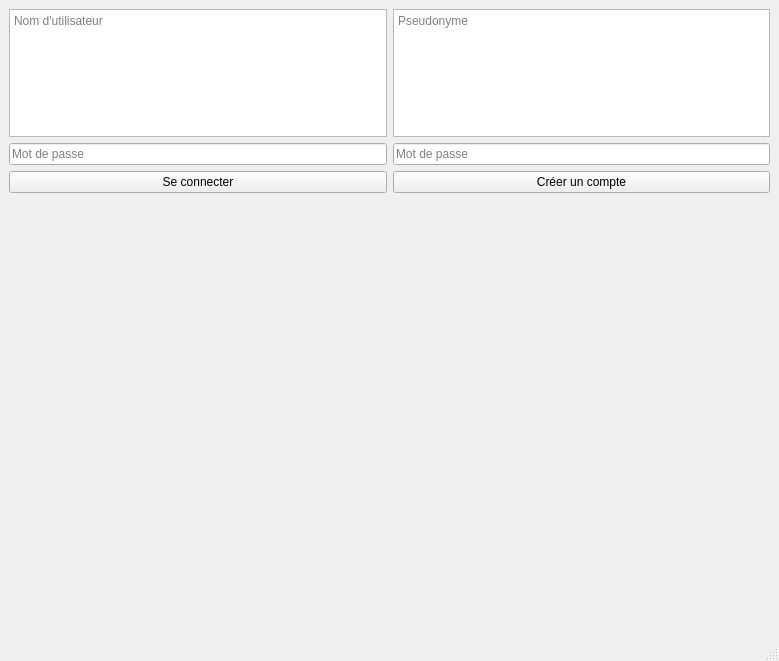
The window that untitled.ui (hug0be/pyhon_app) describes before a commit, drawn with Qt 5.
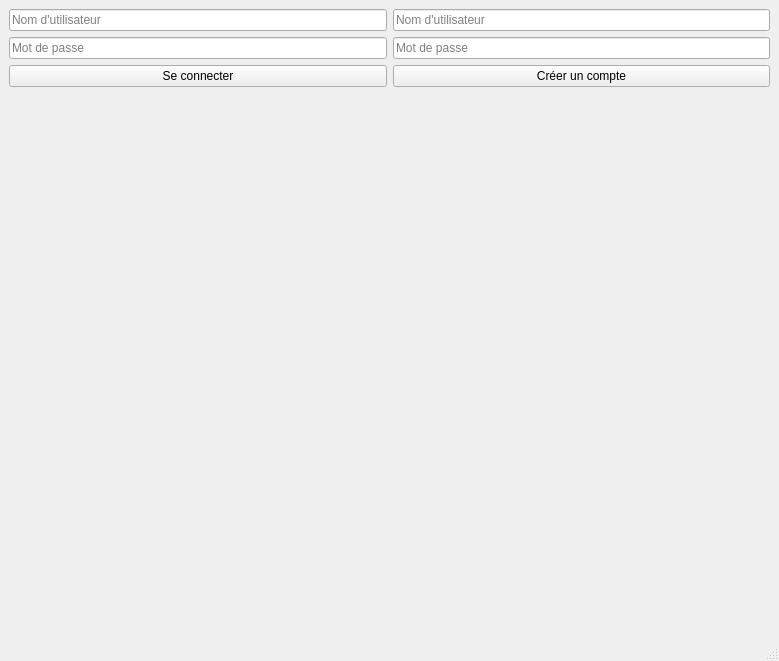
The same window after the commit.

Commit message: [FEATURE] Messages d'erreur quand on se connecte ou qu'on créer un compte

```diff
--- a/untitled.ui
+++ b/untitled.ui
@@ -18,7 +18,10 @@
     <item>
      <layout class="QVBoxLayout" name="verticalLayout">
       <item>
-       <widget class="QTextEdit" name="connectUsername">
+       <widget class="QLineEdit" name="connectUsername">
+        <property name="echoMode">
+         <enum>QLineEdit::Normal</enum>
+        </property>
         <property name="placeholderText">
          <string>Nom d'utilisateur</string>
         </property>
@@ -41,6 +44,13 @@
         </property>
        </widget>
       </item>
+      <item>
+       <widget class="QLabel" name="connectErrorsLabel">
+        <property name="text">
+         <string/>
+        </property>
+       </widget>
+      </item>
       <item>
        <spacer name="verticalSpacer_2">
         <property name="orientation">
@@ -59,9 +69,12 @@
     <item>
      <layout class="QVBoxLayout" name="verticalLayout_2">
       <item>
-       <widget class="QTextEdit" name="accountUsername">
+       <widget class="QLineEdit" name="accountUsername">
+        <property name="echoMode">
+         <enum>QLineEdit::Normal</enum>
+        </property>
         <property name="placeholderText">
-         <string>Pseudonyme</string>
+         <string>Nom d'utilisateur</string>
         </property>
        </widget>
       </item>
@@ -82,6 +95,13 @@
         </property>
        </widget>
       </item>
+      <item>
+       <widget class="QLabel" name="createAccountErrorsLabel">
+        <property name="text">
+         <string/>
+        </property>
+       </widget>
+      </item>
       <item>
        <spacer name="verticalSpacer">
         <property name="orientation">
```
The commit also changes 2 other files.
